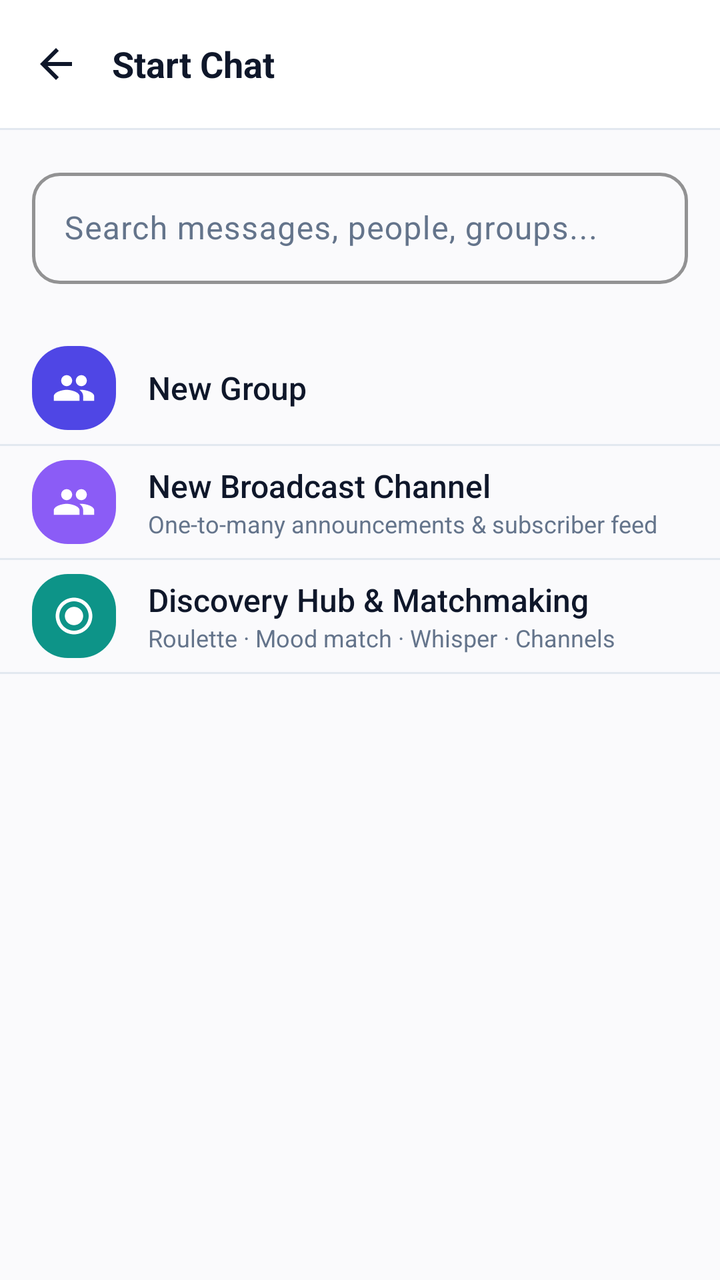
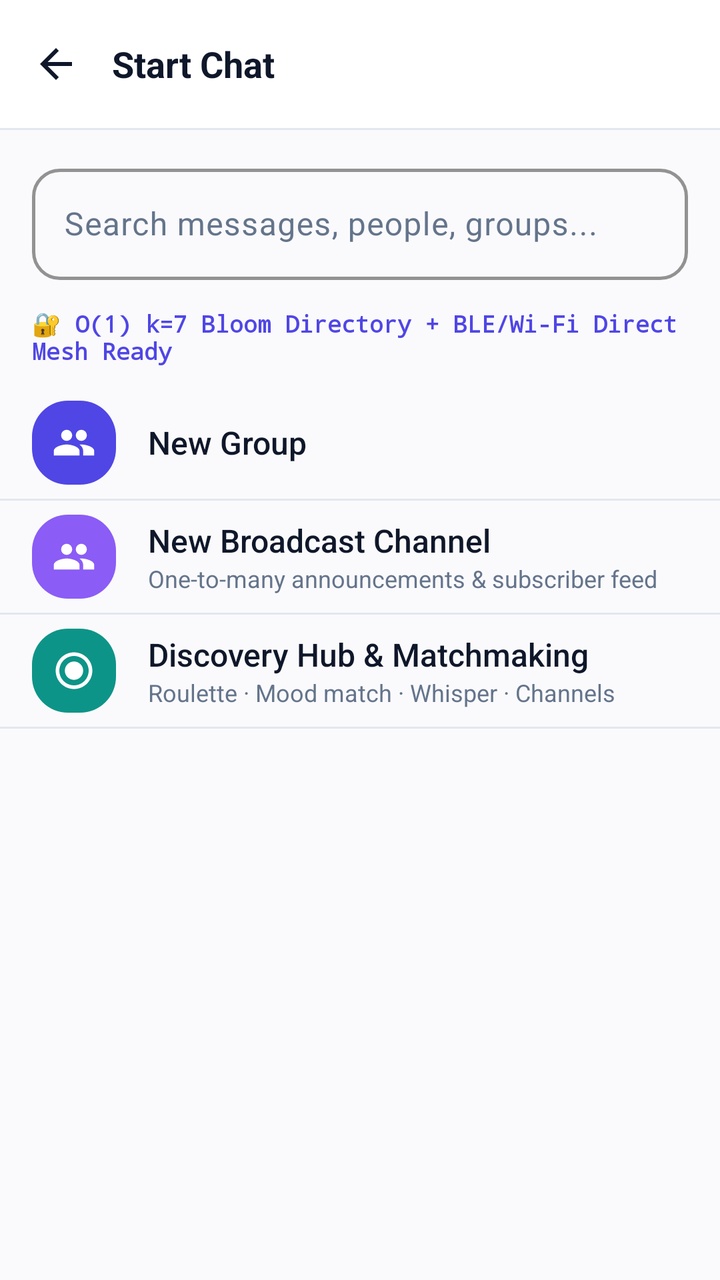

Two renders of the same Android screen: before a commit and after it. Below are the layout's source before the change and the commit's diff.
<!-- AndroidManifest.xml: application theme Theme.VEIL -->
<!-- res/layout/activity_new_chat.xml -->
<?xml version="1.0" encoding="utf-8"?>
<RelativeLayout xmlns:android="http://schemas.android.com/apk/res/android"
    xmlns:app="http://schemas.android.com/apk/res-auto"
    android:id="@+id/new_chat_root"
    android:layout_width="match_parent"
    android:layout_height="match_parent"
    android:background="@color/veil_primary_dark">

    <LinearLayout
        android:layout_width="match_parent"
        android:layout_height="match_parent"
        android:orientation="vertical">

        
        <LinearLayout
            android:layout_width="match_parent"
            android:layout_height="?attr/actionBarSize"
            android:background="@color/veil_primary"
            android:gravity="center_vertical"
            android:paddingStart="8dp"
            android:paddingEnd="16dp">

            <ImageView
                android:id="@+id/backButton"
                android:layout_width="40dp"
                android:layout_height="40dp"
                android:padding="8dp"
                android:src="@drawable/ic_arrow_back"
                app:tint="@color/text_primary"
                android:background="?attr/selectableItemBackgroundBorderless"
                android:contentDescription="@string/app_name" />

            <TextView
                android:layout_width="wrap_content"
                android:layout_height="wrap_content"
                android:text="@string/start_chat"
                android:textColor="@color/text_primary"
                android:textSize="18sp"
                android:textStyle="bold"
                android:layout_marginStart="8dp" />

        </LinearLayout>

        <View
            android:layout_width="match_parent"
            android:layout_height="1dp"
            android:background="@color/colorOutline" />

        
        <LinearLayout
            android:layout_width="match_parent"
            android:layout_height="wrap_content"
            android:orientation="vertical"
            android:padding="16dp">

            <com.google.android.material.textfield.TextInputLayout
                android:id="@+id/searchInputLayout"
                android:layout_width="match_parent"
                android:layout_height="wrap_content"
                android:hint="@string/search_hint"
                style="@style/VeilInputLayout">

                <com.google.android.material.textfield.TextInputEditText
                    android:id="@+id/searchEditText"
                    android:layout_width="match_parent"
                    android:layout_height="wrap_content"
                    android:textColor="@color/text_primary"
                    android:textSize="16sp"
                    android:maxLines="1"
                    android:inputType="text"
                    android:imeOptions="actionSearch"
                    android:autofillHints="username" />

            </com.google.android.material.textfield.TextInputLayout>

        </LinearLayout>

        
        <LinearLayout
            android:id="@+id/btnNewGroup"
            android:layout_width="match_parent"
            android:layout_height="56dp"
            android:orientation="horizontal"
            android:gravity="center_vertical"
            android:paddingStart="16dp"
            android:paddingEnd="16dp"
            android:background="?attr/selectableItemBackground"
            android:clickable="true"
            android:focusable="true">

            <FrameLayout
                android:layout_width="42dp"
                android:layout_height="42dp"
                android:background="@drawable/bg_attach_item"
                android:backgroundTint="@color/colorPrimary">

                <ImageView
                    android:layout_width="22dp"
                    android:layout_height="22dp"
                    android:layout_gravity="center"
                    android:src="@drawable/ic_group"
                    app:tint="@android:color/white" />
            </FrameLayout>

            <TextView
                android:layout_width="wrap_content"
                android:layout_height="wrap_content"
                android:layout_marginStart="16dp"
                android:text="New Group"
                android:textColor="@color/textPrimary"
                android:textSize="16sp"
                android:fontFamily="sans-serif-medium" />

        </LinearLayout>

        <View
            android:layout_width="match_parent"
            android:layout_height="1dp"
            android:background="@color/colorOutline" />

        
        <LinearLayout
            android:id="@+id/btnNewChannel"
            android:layout_width="match_parent"
            android:layout_height="56dp"
            android:orientation="horizontal"
            android:gravity="center_vertical"
            android:paddingStart="16dp"
            android:paddingEnd="16dp"
            android:background="?attr/selectableItemBackground"
            android:clickable="true"
            android:focusable="true">

            <FrameLayout
                android:layout_width="42dp"
                android:layout_height="42dp"
                android:background="@drawable/bg_attach_item"
                android:backgroundTint="#8B5CF6">

                <ImageView
                    android:layout_width="22dp"
                    android:layout_height="22dp"
                    android:layout_gravity="center"
                    android:src="@drawable/ic_group"
                    app:tint="@android:color/white" />
            </FrameLayout>

            <LinearLayout
                android:layout_width="0dp"
                android:layout_height="wrap_content"
                android:layout_weight="1"
                android:layout_marginStart="16dp"
                android:orientation="vertical">

                <TextView
                    android:layout_width="wrap_content"
                    android:layout_height="wrap_content"
                    android:text="New Broadcast Channel"
                    android:textColor="@color/textPrimary"
                    android:textSize="16sp"
                    android:fontFamily="sans-serif-medium" />

                <TextView
                    android:layout_width="wrap_content"
                    android:layout_height="wrap_content"
                    android:text="One-to-many announcements &amp; subscriber feed"
                    android:textColor="@color/textSecondary"
                    android:textSize="12sp" />
            </LinearLayout>

        </LinearLayout>

        <View
            android:layout_width="match_parent"
            android:layout_height="1dp"
            android:background="@color/colorOutline" />

        
        <LinearLayout
            android:id="@+id/btnDiscoveryHub"
            android:layout_width="match_parent"
            android:layout_height="56dp"
            android:orientation="horizontal"
            android:gravity="center_vertical"
            android:paddingStart="16dp"
            android:paddingEnd="16dp"
            android:background="?attr/selectableItemBackground"
            android:clickable="true"
            android:focusable="true">

            <FrameLayout
                android:layout_width="42dp"
                android:layout_height="42dp"
                android:background="@drawable/bg_attach_item"
                android:backgroundTint="@color/colorSecondary">

                <ImageView
                    android:layout_width="22dp"
                    android:layout_height="22dp"
                    android:layout_gravity="center"
                    android:src="@drawable/ic_discover"
                    app:tint="@android:color/white" />
            </FrameLayout>

            <LinearLayout
                android:layout_width="0dp"
                android:layout_height="wrap_content"
                android:layout_weight="1"
                android:layout_marginStart="16dp"
                android:orientation="vertical">

                <TextView
                    android:layout_width="wrap_content"
                    android:layout_height="wrap_content"
                    android:text="Discovery Hub &amp; Matchmaking"
                    android:textColor="@color/textPrimary"
                    android:textSize="16sp"
                    android:fontFamily="sans-serif-medium" />

                <TextView
                    android:layout_width="wrap_content"
                    android:layout_height="wrap_content"
                    android:text="Roulette · Mood match · Whisper · Channels"
                    android:textColor="@color/textSecondary"
                    android:textSize="12sp" />
            </LinearLayout>

        </LinearLayout>

        <View
            android:layout_width="match_parent"
            android:layout_height="1dp"
            android:background="@color/colorOutline" />

        <FrameLayout
            android:layout_width="match_parent"
            android:layout_height="match_parent">

            
            <androidx.recyclerview.widget.RecyclerView
                android:id="@+id/usersRecyclerView"
                android:layout_width="match_parent"
                android:layout_height="match_parent"
                android:padding="8dp"
                android:clipToPadding="false" />

            
            <LinearLayout
                android:id="@+id/emptyState"
                android:layout_width="match_parent"
                android:layout_height="match_parent"
                android:orientation="vertical"
                android:gravity="center"
                android:visibility="gone"
                android:padding="40dp">

                <ImageView
                    android:layout_width="64dp"
                    android:layout_height="64dp"
                    android:src="@drawable/ic_person"
                    android:layout_marginBottom="16dp"
                    app:tint="@color/text_secondary"
                    android:contentDescription="@string/username" />

                <TextView
                    android:layout_width="wrap_content"
                    android:layout_height="wrap_content"
                    android:text="Find people to chat with"
                    android:textColor="@color/text_secondary"
                    android:textSize="14sp"
                    android:gravity="center" />

            </LinearLayout>

        </FrameLayout>

    </LinearLayout>

    
    <ProgressBar
        android:id="@+id/loadingBar"
        android:layout_width="wrap_content"
        android:layout_height="wrap_content"
        android:layout_centerInParent="true"
        android:visibility="gone" />

</RelativeLayout>
<!-- resources referenced by this layout -->
<resources>
  <color name="colorOutline">#E2E8F0</color>
  <color name="colorPrimary">#4F46E5</color>
  <color name="colorSecondary">#0D9488</color>
  <color name="textPrimary">#0F172A</color>
  <color name="textSecondary">#64748B</color>
  <color name="text_primary">#0F172A</color>
  <color name="text_secondary">#64748B</color>
  <color name="veil_primary">#FFFFFF</color>
  <color name="veil_primary_dark">#FAFAFC</color>
  <!-- drawable bg_attach_item (drawable) -->
  <?xml version="1.0" encoding="utf-8"?>
  <shape xmlns:android="http://schemas.android.com/apk/res/android"
      android:shape="rectangle">
      <corners android:radius="18dp" />
      <solid android:color="@color/colorSurfaceVariant" />
  </shape>
  <!-- drawable ic_arrow_back (drawable) -->
  <vector xmlns:android="http://schemas.android.com/apk/res/android"
      android:width="24dp"
      android:height="24dp"
      android:viewportWidth="24"
      android:viewportHeight="24">
      <path
          android:fillColor="@color/text_primary"
          android:pathData="M20,11H7.83l5.59,-5.59L12,4l-8,8 8,8 1.41,-1.41L7.83,13H20v-2z"/>
  </vector>
  <!-- drawable ic_discover (drawable) -->
  <vector xmlns:android="http://schemas.android.com/apk/res/android"
      android:width="24dp"
      android:height="24dp"
      android:viewportWidth="24"
      android:viewportHeight="24">
      <path
          android:fillColor="@color/text_primary"
          android:pathData="M12,2C6.48,2 2,6.48 2,12s4.48,10 10,10 10,-4.48 10,-10S17.52,2 12,2zM12,20c-4.41,0 -8,-3.59 -8,-8s3.59,-8 8,-8 8,3.59 8,8 -3.59,8 -8,8zM12,17c2.76,0 5,-2.24 5,-5s-2.24,-5 -5,-5 -5,2.24 -5,5 2.24,5 5,5z"/>
  </vector>
  <!-- drawable ic_person (drawable) -->
  <vector xmlns:android="http://schemas.android.com/apk/res/android"
      android:width="24dp"
      android:height="24dp"
      android:viewportWidth="24"
      android:viewportHeight="24">
      <path
          android:fillColor="@color/text_primary"
          android:pathData="M12,12c2.21,0 4,-1.79 4,-4s-1.79,-4 -4,-4 -4,1.79 -4,4 1.79,4 4,4zM12,14c-2.67,0 -8,1.34 -8,4v2h16v-2c0,-2.66 -5.33,-4 -8,-4z"/>
  </vector>
  <string name="app_name">VEIL</string>
  <string name="search_hint">Search messages, people, groups...</string>
  <string name="start_chat">Start Chat</string>
  <string name="username">Username</string>
  <style name="Theme.VEIL" parent="Base.Theme.VEIL" />
  <color name="colorSurfaceVariant">#F1F5F9</color>
  <color name="veil_accent">#4F46E5</color>
  <color name="colorOnPrimary">#FFFFFF</color>
  <color name="colorPrimaryContainer">#EEF2FF</color>
  <color name="colorOnPrimaryContainer">#3730A3</color>
  <color name="colorSurface">#FFFFFF</color>
  <color name="colorBackground">#FAFAFC</color>
  <style name="ModernBottomSheetDialogTheme" parent="Theme.Material3.DayNight.BottomSheetDialog">
          <item name="bottomSheetStyle">@style/ModernBottomSheetStyle</item>
          <item name="android:windowIsFloating">false</item>
          <item name="android:statusBarColor">@android:color/transparent</item>
          <item name="android:navigationBarColor">@android:color/transparent</item>
      </style>
  <style name="ModernBottomSheetStyle" parent="Widget.Material3.BottomSheet">
          <item name="android:background">@android:color/transparent</item>
      </style>
  <!-- unchanged entries left out for length: 3 -->
</resources>

<!-- the commit's change to res/layout/activity_new_chat.xml (unified diff, before → after) -->
@@ -51,27 +51,75 @@
             android:layout_width="match_parent"
             android:layout_height="wrap_content"
             android:orientation="vertical"
-            android:padding="16dp">
+            android:paddingHorizontal="16dp"
+            android:paddingTop="14dp"
+            android:paddingBottom="10dp">
 
             <com.google.android.material.textfield.TextInputLayout
                 android:id="@+id/searchInputLayout"
+                style="@style/VeilInputLayout"
                 android:layout_width="match_parent"
                 android:layout_height="wrap_content"
                 android:hint="@string/search_hint"
-                style="@style/VeilInputLayout">
+                app:endIconMode="clear_text">
 
                 <com.google.android.material.textfield.TextInputEditText
                     android:id="@+id/searchEditText"
                     android:layout_width="match_parent"
                     android:layout_height="wrap_content"
+                    android:autofillHints="username"
+                    android:imeOptions="actionSearch"
+                    android:inputType="text"
+                    android:maxLines="1"
                     android:textColor="@color/text_primary"
-                    android:textSize="16sp"
-                    android:maxLines="1"
-                    android:inputType="text"
-                    android:imeOptions="actionSearch"
-                    android:autofillHints="username" />
+                    android:textSize="16sp" />
 
             </com.google.android.material.textfield.TextInputLayout>
+
+            <TextView
+                android:id="@+id/tvNewChatDirectoryStatus"
+                android:layout_width="match_parent"
+                android:layout_height="wrap_content"
+                android:layout_marginTop="6dp"
+                android:fontFamily="monospace"
+                android:text="🔐 O(1) k=7 Bloom Directory + BLE/Wi-Fi Direct Mesh Ready"
+                android:textColor="@color/veil_accent"
+                android:textSize="11.5sp"
+                android:textStyle="bold" />
+
+            <LinearLayout
+                android:id="@+id/btnQuickConnectHandle"
+                android:layout_width="match_parent"
+                android:layout_height="wrap_content"
+                android:layout_marginTop="8dp"
+                android:background="@drawable/input_background"
+                android:clickable="true"
+                android:focusable="true"
+                android:gravity="center_vertical"
+                android:orientation="horizontal"
+                android:paddingHorizontal="12dp"
+                android:paddingVertical="10dp"
+                android:visibility="gone">
+
+                <TextView
+                    android:id="@+id/tvQuickConnectLabel"
+                    android:layout_width="0dp"
+                    android:layout_height="wrap_content"
+                    android:layout_weight="1"
+                    android:fontFamily="sans-serif-medium"
+                    android:text="⚡ Connect directly with @handle"
+                    android:textColor="@color/textPrimary"
+                    android:textSize="13.5sp"
+                    android:textStyle="bold" />
+
+                <TextView
+                    android:layout_width="wrap_content"
+                    android:layout_height="wrap_content"
+                    android:text="OPEN P2P →"
+                    android:textColor="@color/veil_accent"
+                    android:textSize="12sp"
+                    android:textStyle="bold" />
+            </LinearLayout>
 
         </LinearLayout>
 
<!-- resource entries referenced after the edit -->
@@ -46,12 +46,20 @@
           android:fillColor="@color/text_primary"
           android:pathData="M12,12c2.21,0 4,-1.79 4,-4s-1.79,-4 -4,-4 -4,1.79 -4,4 1.79,4 4,4zM12,14c-2.67,0 -8,1.34 -8,4v2h16v-2c0,-2.66 -5.33,-4 -8,-4z"/>
   </vector>
+  <!-- drawable input_background (drawable) -->
+  <?xml version="1.0" encoding="utf-8"?>
+  <shape xmlns:android="http://schemas.android.com/apk/res/android"
+      android:shape="rectangle">
+      <corners android:radius="24dp" />
+      <solid android:color="@color/veil_primary_light" />
+  </shape>
   <string name="app_name">VEIL</string>
   <string name="search_hint">Search messages, people, groups...</string>
   <string name="start_chat">Start Chat</string>
   <string name="username">Username</string>
   <style name="Theme.VEIL" parent="Base.Theme.VEIL" />
   <color name="colorSurfaceVariant">#F1F5F9</color>
+  <color name="veil_primary_light">#F1F5F9</color>
   <color name="veil_accent">#4F46E5</color>
   <color name="colorOnPrimary">#FFFFFF</color>
   <color name="colorPrimaryContainer">#EEF2FF</color>
